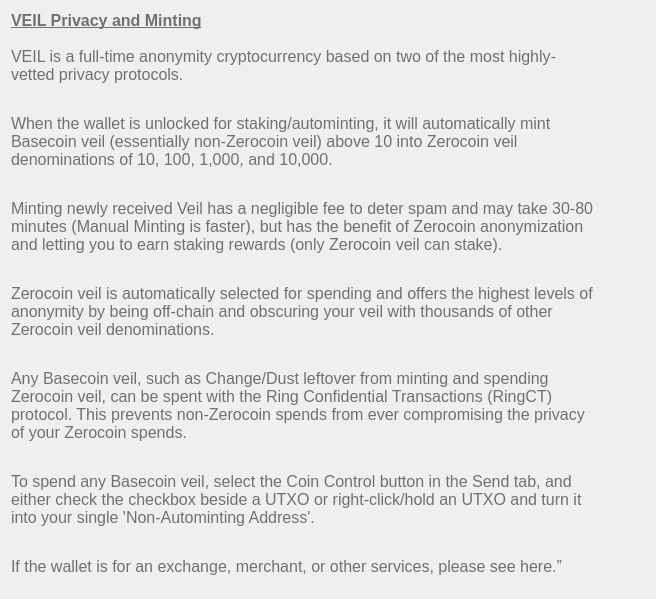
Old version of the form src/qt/veil/forms/settingsfaq01.ui in the repository Veil-Project/veil.
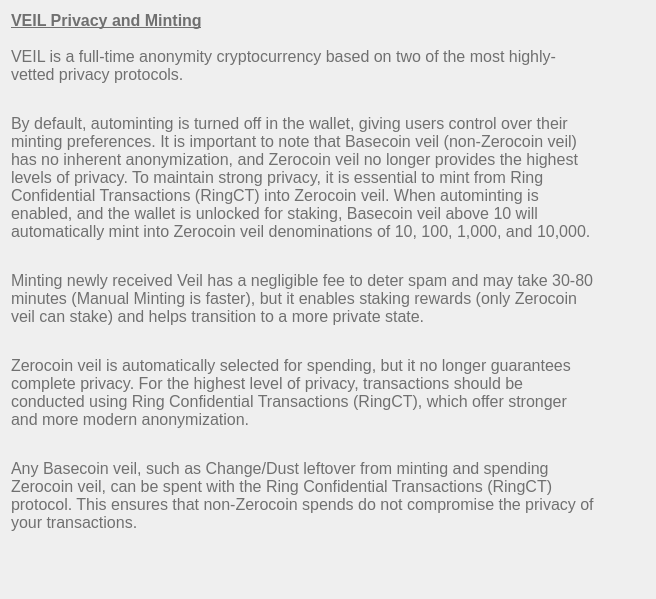
New version of the form.

Commit message: Updated FAQ: Removed Single Non-Autominting Address section due to autominting default changes. Clarified RingCT's importance for privacy.

The edit to the form file:
```diff
--- a/src/qt/veil/forms/settingsfaq01.ui
+++ b/src/qt/veil/forms/settingsfaq01.ui
@@ -33,7 +33,7 @@
       <string notr="true">font-weight:200;</string>
      </property>
      <property name="text">
-      <string>&lt;html&gt;&lt;head/&gt;&lt;body&gt;&lt;p&gt;&lt;span style=&quot; font-weight:600; text-decoration: underline;&quot;&gt;VEIL Privacy and Minting&lt;/span&gt;&lt;br/&gt;&lt;br/&gt;VEIL is a full-time anonymity cryptocurrency based on two of the most highly-vetted privacy protocols.&lt;/p&gt;&lt;p&gt;&lt;br/&gt;When the wallet is unlocked for staking/autominting, it will automatically mint Basecoin veil (essentially non-Zerocoin veil) above 10 into Zerocoin veil denominations of 10, 100, 1,000, and 10,000.&lt;/p&gt;&lt;p&gt;&lt;br/&gt;Minting newly received Veil has a negligible fee to deter spam and may take 30-80 minutes (Manual Minting is faster), but has the benefit of Zerocoin anonymization and letting you to earn staking rewards (only Zerocoin veil can stake).&lt;/p&gt;&lt;p&gt;&lt;br/&gt;Zerocoin veil is automatically selected for spending and offers the highest levels of anonymity by being off-chain and obscuring your veil with thousands of other Zerocoin veil denominations.&lt;/p&gt;&lt;p&gt;&lt;br/&gt;Any Basecoin veil, such as Change/Dust leftover from minting and spending Zerocoin veil, can be spent with the Ring Confidential Transactions (RingCT) protocol. This prevents non-Zerocoin spends from ever compromising the privacy of your Zerocoin spends.&lt;/p&gt;&lt;p&gt;&lt;br/&gt;To spend any Basecoin veil, select the Coin Control button in the Send tab, and either check the checkbox beside a UTXO or right-click/hold an UTXO and turn it into your single 'Non-Autominting Address'.&lt;/p&gt;&lt;p&gt;&lt;br/&gt;If the wallet is for an exchange, merchant, or other services, please see here.”&lt;/p&gt;&lt;/body&gt;&lt;/html&gt;</string>
+      <string>&lt;html&gt;&lt;head/&gt;&lt;body&gt;&lt;p&gt;&lt;span style=&quot; font-weight:600; text-decoration: underline;&quot;&gt;VEIL Privacy and Minting&lt;/span&gt;&lt;br/&gt;&lt;br/&gt;VEIL is a full-time anonymity cryptocurrency based on two of the most highly-vetted privacy protocols.&lt;/p&gt;&lt;p&gt;&lt;br/&gt;By default, autominting is turned off in the wallet, giving users control over their minting preferences. It is important to note that Basecoin veil (non-Zerocoin veil) has no inherent anonymization, and Zerocoin veil no longer provides the highest levels of privacy. To maintain strong privacy, it is essential to mint from Ring Confidential Transactions (RingCT) into Zerocoin veil. When autominting is enabled, and the wallet is unlocked for staking, Basecoin veil above 10 will automatically mint into Zerocoin veil denominations of 10, 100, 1,000, and 10,000.&lt;/p&gt;&lt;p&gt;&lt;br/&gt;Minting newly received Veil has a negligible fee to deter spam and may take 30-80 minutes (Manual Minting is faster), but it enables staking rewards (only Zerocoin veil can stake) and helps transition to a more private state.&lt;/p&gt;&lt;p&gt;&lt;br/&gt;Zerocoin veil is automatically selected for spending, but it no longer guarantees complete privacy. For the highest level of privacy, transactions should be conducted using Ring Confidential Transactions (RingCT), which offer stronger and more modern anonymization.&lt;/p&gt;&lt;p&gt;&lt;br/&gt;Any Basecoin veil, such as Change/Dust leftover from minting and spending Zerocoin veil, can be spent with the Ring Confidential Transactions (RingCT) protocol. This ensures that non-Zerocoin spends do not compromise the privacy of your transactions.&lt;/p&gt;&lt;/body&gt;&lt;/html&gt;</string>
      </property>
      <property name="alignment">
       <set>Qt::AlignLeading|Qt::AlignLeft|Qt::AlignTop</set>
```
The commit also changes 4 other files.
